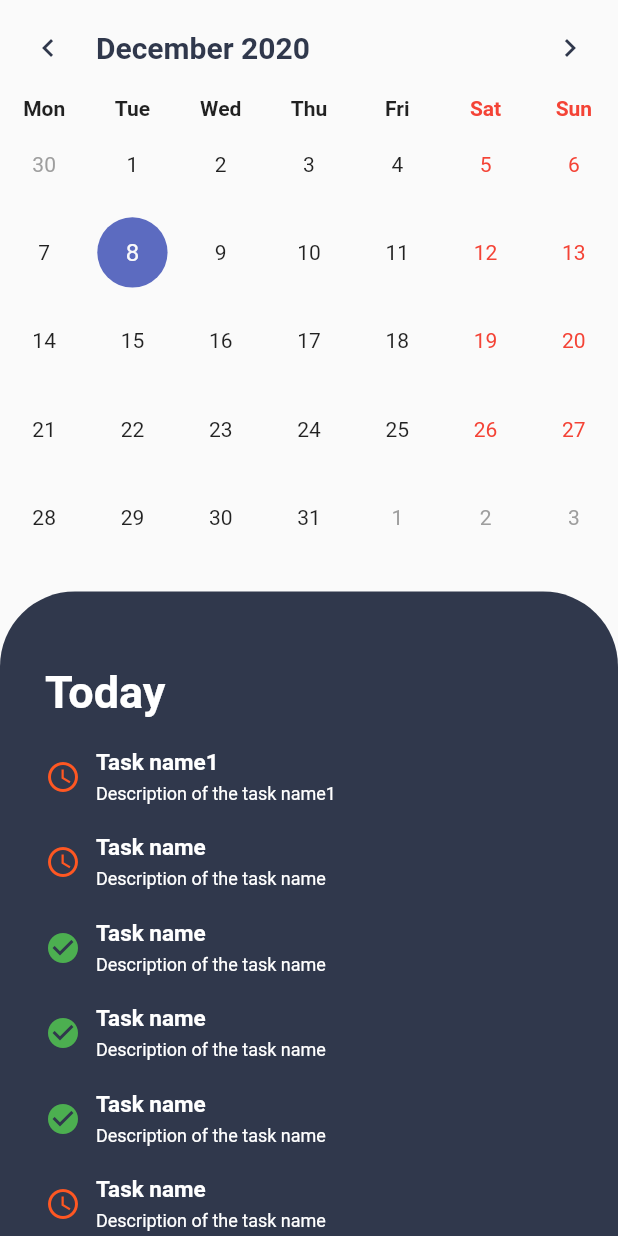
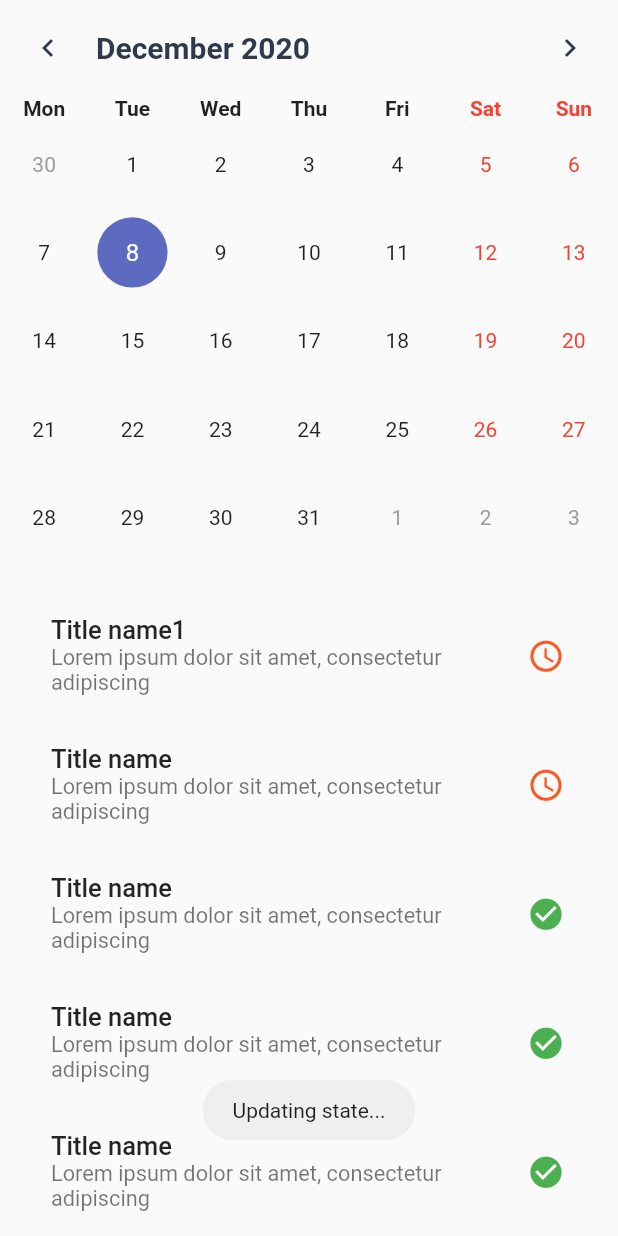
Before and after one commit to GorkaAbad/Secure-Calendar, a Flutter app: the screen it shows after launch, after a tap on the "check circle" icon, on a phone screen of 412 x 824 dp. Run offline on Flutter 3.47's test engine with Material 2 defaults, Android fonts, the phone set to English and light mode, and no system bars; drawn by our look-alikes of getwidget, table_calendar; our stand-ins replace fluttertoast, local_auth, sqflite; accounts and stored records are empty.

Commit message:
UI refactor and added gestures

```diff
--- a/lib/main.dart
+++ b/lib/main.dart
@@ -4,9 +4,11 @@ import 'package:flutter/cupertino.dart';
 import 'package:flutter/widgets.dart';
 
 import 'package:flutter/material.dart';
+import 'package:fluttertoast/fluttertoast.dart';
 import 'package:table_calendar/table_calendar.dart';
 import 'package:local_auth/local_auth.dart';
 import 'Task.dart';
+import 'package:getwidget/getwidget.dart';
 
 List<Task> lis = [
   Task(3, "name1", "description", 3, 4, "color", true),
@@ -36,14 +38,29 @@ class MyApp extends StatelessWidget {
   }
 }
 
+class Bottomsheep extends StatefulWidget {
+  @override
+  _Bottomsheep createState() => _Bottomsheep();
+}
+
+class _Bottomsheep extends State<Bottomsheep> {
+  @override
+  Widget build(BuildContext context) {
+    // TODO: implement build
+    throw UnimplementedError();
+  }
+}
+
 class MyHomePage extends StatefulWidget {
   @override
   _MyHomePageState createState() => _MyHomePageState();
 }
 
+//TODO: No funciona la lista, o bien por el expanded o el row, ninguna solucion todavia
 class _MyHomePageState extends State<MyHomePage> {
   CalendarController _controller;
   ScrollController _scrollController = ScrollController();
+  ScrollController _scrollController2 = ScrollController();
   final color = 0xff30384c;
 
   List<Widget> listTask = [];
@@ -63,52 +80,33 @@ class _MyHomePageState extends State<MyHomePage> {
         colorIcon = Colors.deepOrange;
       }
 
-      lisItem.add(Container(
-        padding: EdgeInsets.only(top: 20),
-        child: Row(
-          children: [
-            InkWell(
-              child: Icon(
+      lisItem.add(GFListTile(
+        titleText: 'Title ' + task.name,
+        subtitleText: 'Lorem ipsum dolor sit amet, consectetur adipiscing',
+        enabled: false,
+        selected: false,
+        icon: IconButton(
+          icon: Icon(
             icon,
             color: colorIcon,
+            size: 25,
           ),
-              onTap: () {
+          onPressed: () {
+            Fluttertoast.showToast(
+              msg: "Updating state...",
+              toastLength: Toast.LENGTH_SHORT,
+              timeInSecForIosWeb: 1,
+            );
             setState(() {
+              //Update database
               task.done = !task.done;
               task.markDone();
               getTask();
             });
           },
         ),
-            Padding(
-              padding: EdgeInsets.only(left: 10),
-            ),
-            Column(
-              crossAxisAlignment: CrossAxisAlignment.start,
-              children: [
-                Text(
-                  "Task " + task.name,
-                  style: TextStyle(
-                      fontSize: 15,
-                      fontWeight: FontWeight.bold,
-                      color: Colors.white),
-                ),
-                Padding(
-                  padding: EdgeInsets.only(top: 5),
-                ),
-                Text(
-                  "Description of the task " + task.name,
-                  style: TextStyle(
-                      fontSize: 12,
-                      fontWeight: FontWeight.normal,
-                      color: Colors.white),
-                ),
-              ],
-            )
-          ],
-        ),
+        onTap: () {},
       ));
-
       setState(() {
         listTask = lisItem;
       });
@@ -118,6 +116,7 @@ class _MyHomePageState extends State<MyHomePage> {
   @override
   void initState() {
     super.initState();
+    print("Init");
     getTask();
     _controller = CalendarController();
     _scrollController.addListener(() {
@@ -142,7 +141,7 @@ class _MyHomePageState extends State<MyHomePage> {
 OR
 Safe Area
    */
-
+  bool isChecked = false;
   @override
   Widget build(BuildContext context) {
     return SafeArea(
@@ -180,12 +179,94 @@ Safe Area
               padding: EdgeInsets.only(top: _paddingTop),
             ),
             Expanded(
+              child: ListView(
+                  scrollDirection: Axis.vertical,
+                  shrinkWrap: true,
+                  controller: _scrollController2,
+                  physics: BouncingScrollPhysics(),
+                  children: <Widget>[
+                    ListView.builder(
+                      shrinkWrap: true,
+                      physics: BouncingScrollPhysics(),
+                      controller: _scrollController,
+                      itemCount: listTask.length,
+                      itemBuilder: (context, index) {
+                        return listTask[index];
+                      },
+                    ),
+                  ]),
+            ),
+          ],
+        ),
+      ),
+    );
+  }
+}
+
+/*
+ Scaffold(
+                bottomSheet: GFBottomSheet(
+                  enableExpandableContent: true,
+                  animationDuration: 300,
+                  controller: _controllerBottom,
+                  maxContentHeight: 270,
+                  stickyHeaderHeight: 70,
+                  stickyHeader: Container(
+                    decoration: BoxDecoration(
+                        color: Color(color),
+                        borderRadius: BorderRadius.only(
+                            topLeft: Radius.circular(50),
+                            topRight: Radius.circular(50)),
+                        boxShadow: [
+                          BoxShadow(color: Colors.black45, blurRadius: 0)
+                        ]),
+                    child: const GFListTile(
+                      title: Text(
+                        "Today",
+                        style: TextStyle(
+                          fontWeight: FontWeight.bold,
+                          color: Colors.white,
+                          fontSize: 30,
+                        ),
+                      ),
+                    ),
+                  ),
+                  contentBody: Container(
+                    decoration: BoxDecoration(color: Color(color)),
+                    height: 100,
+                    child: ListView(
+                      padding: EdgeInsets.symmetric(horizontal: 15),
+                      shrinkWrap: true,
+                      physics: BouncingScrollPhysics(),
+                      children: [
+                        ListView.builder(
+                          shrinkWrap: true,
+                          physics: BouncingScrollPhysics(),
+                          controller: _scrollController,
+                          itemCount: listTask.length,
+                          itemBuilder: (context, index) {
+                            return listTask[index];
+                          },
+                        )
+                      ],
+                    ),
+                  ),
+                ),
+              ),
+ */
+/*
+ Expanded(
               child: GestureDetector(
+                onVerticalDragDown: (details) {
+                  setState(() {
+                    print(containerKey.currentWidget.toString());
+                    //_paddingTop = MediaQuery.of(context).size.height *0.965;
+                  });
+                },
                 onPanUpdate: (tapInfo) {
-                  print(tapInfo.localPosition.dy);
-                  print(_paddingTop);
-                  if (tapInfo.localPosition.dy < _paddingTop + 5 &&
-                      tapInfo.localPosition.dy + 5 >= _paddingTop) {
+                  print('[*] Local: ' + tapInfo.localPosition.dy.toString());
+                  print('[*] Padding: ' + _paddingTop.toString());
+
                   setState(() {
                     if (tapInfo.localPosition.dy > 20 &&
                         tapInfo.globalPosition.dy <
@@ -193,10 +274,11 @@ Safe Area
                       _paddingTop = tapInfo.localPosition.dy;
                     }
                   });
-                  }
                 },
                 child: Container(
-                  padding: EdgeInsets.only(left: 30),
+                  padding: EdgeInsets.only(
+                    left: 30,
+                  ),
                   decoration: BoxDecoration(
                       borderRadius: BorderRadius.only(
                           topLeft: Radius.circular(50),
@@ -233,9 +315,4 @@ Safe Area
                 ),
               ),
             ),
-          ],
-        ),
-      ),
-    );
-  }
-}
+ */
--- a/pubspec.yaml
+++ b/pubspec.yaml
@@ -27,6 +27,8 @@ dependencies:
   sqflite: ^1.3.0
   flutter_plugin_android_lifecycle: ^1.0.11
   local_auth: ^0.6.2+1
+  getwidget: ^1.1.0
+  fluttertoast: ^4.0.0
 
 
   # The following adds the Cupertino Icons font to your application.
```
Also changed, not shown: pubspec.lock. Lines whose indentation alone changed are shown as unchanged.
